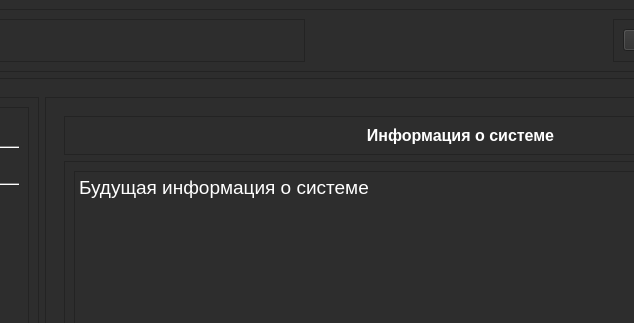
Old version of the form GUI/system_gui.ui in the repository GhostTonyRus/Antivirus; both pictures show x 289 to 923 and y 0 to 323 of the 1193 by 965 pixel window.
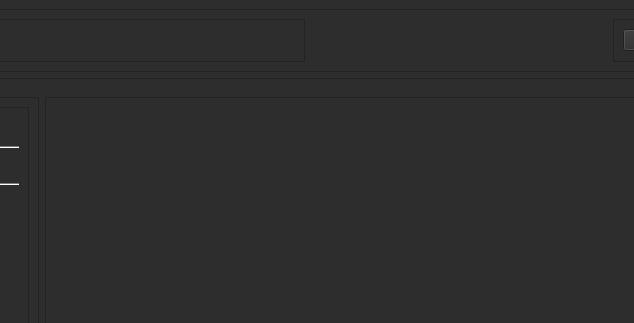
New version of the form. The open tabs and pages were chosen to show the change.

```diff
--- a/GUI/system_gui.ui
+++ b/GUI/system_gui.ui
@@ -707,6 +707,7 @@
                   </item>
                  </layout>
                 </widget>
+                <widget class="QWidget" name="page_usb_lock"/>
                 <widget class="QWidget" name="page_registration_activity">
                  <layout class="QVBoxLayout" name="verticalLayout_13">
                   <item>
```
Left out of the diff: 12 changed lines with no effect on the pictures.
